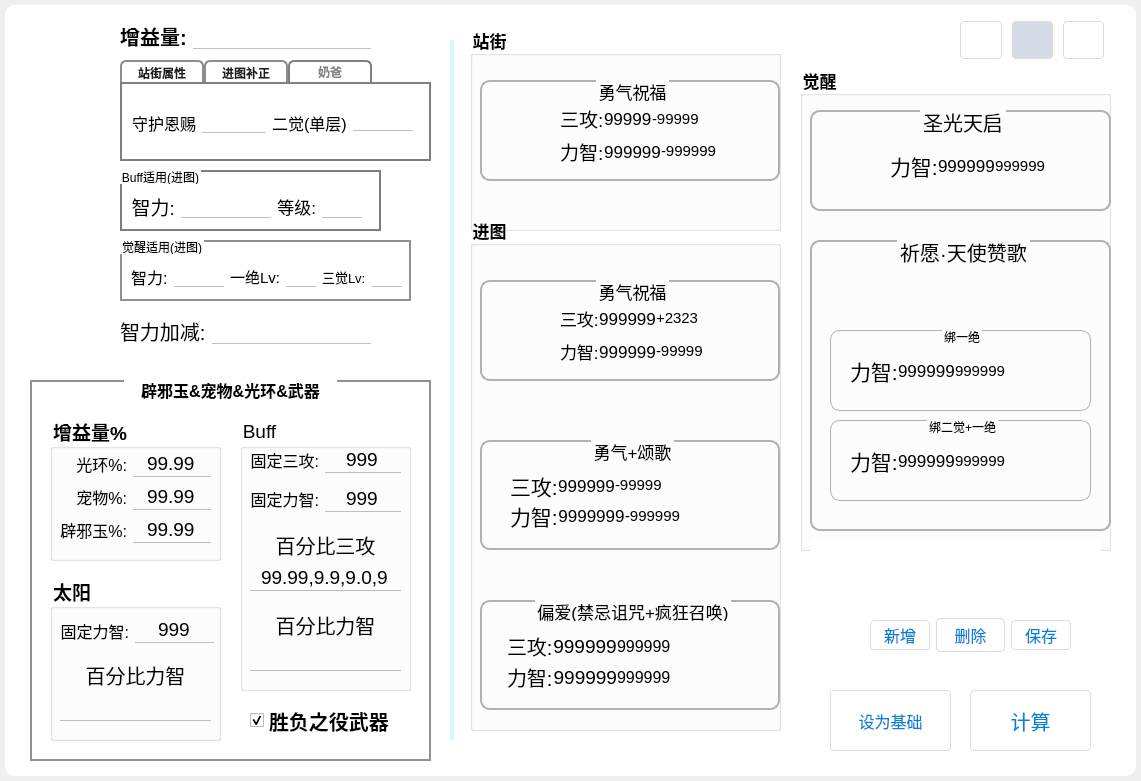
Vixiu/count_buff, file UI.ui: the form before one commit.
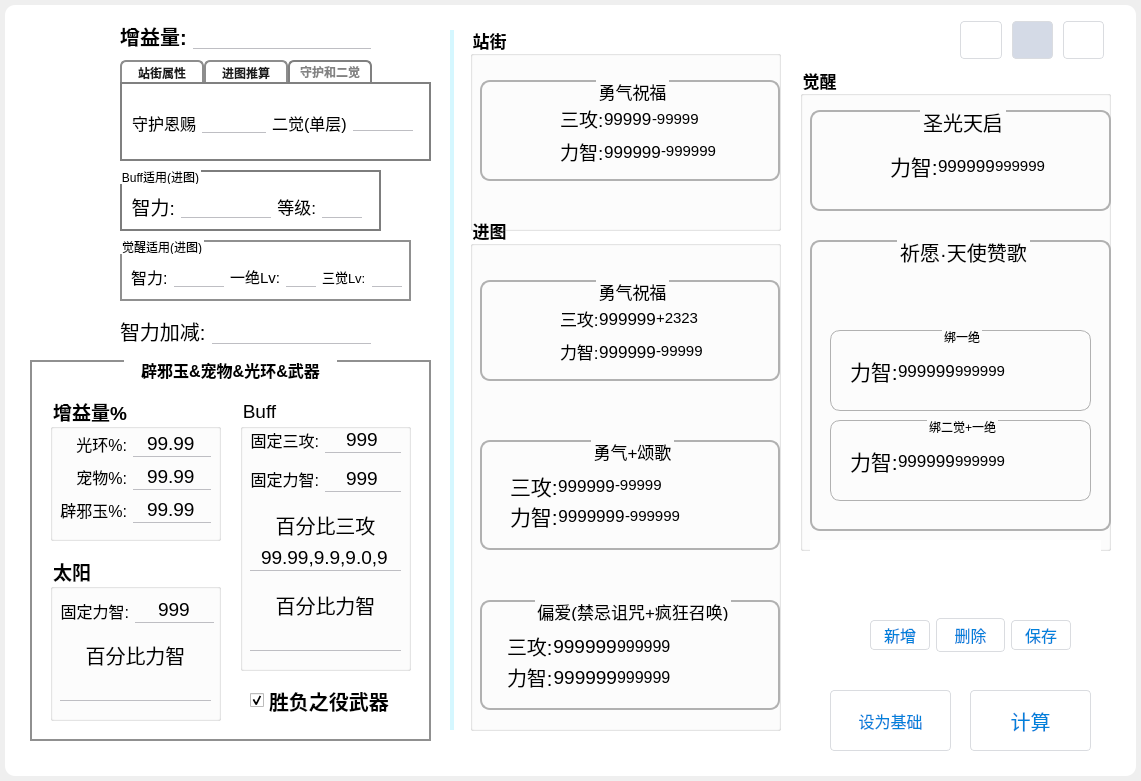
The form after the commit. The open tabs and pages were chosen to show the change. Icons and pictures are not drawn.

Commit message: 重写获取界面数据的方式

Diff of the .ui file:
```diff
--- a/UI.ui
+++ b/UI.ui
@@ -229,7 +229,7 @@
     <property name="geometry">
      <rect>
       <x>450</x>
-      <y>40</y>
+      <y>30</y>
       <width>4</width>
       <height>700</height>
      </rect>
@@ -1097,7 +1097,7 @@
     <property name="geometry">
      <rect>
       <x>30</x>
-      <y>380</y>
+      <y>360</y>
       <width>401</width>
       <height>381</height>
      </rect>
@@ -2674,7 +2674,7 @@
     </widget>
     <widget class="QWidget" name="tab2">
      <attribute name="title">
-      <string>进图补正</string>
+      <string>进图推算</string>
      </attribute>
      <widget class="QWidget" name="layoutWidget">
       <property name="geometry">
@@ -2753,7 +2753,7 @@
     </widget>
     <widget class="QWidget" name="tab3">
      <attribute name="title">
-      <string>奶爸</string>
+      <string>守护和二觉</string>
      </attribute>
      <widget class="QWidget" name="layoutWidget">
       <property name="geometry">
```
Left out of the diff: 2 changed lines with no effect on the pictures. The commit also changes 3 other files.
